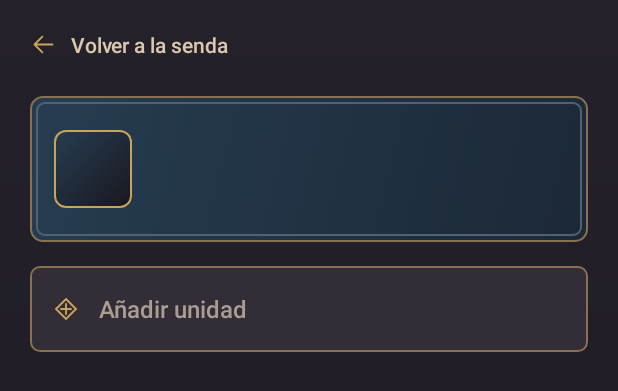
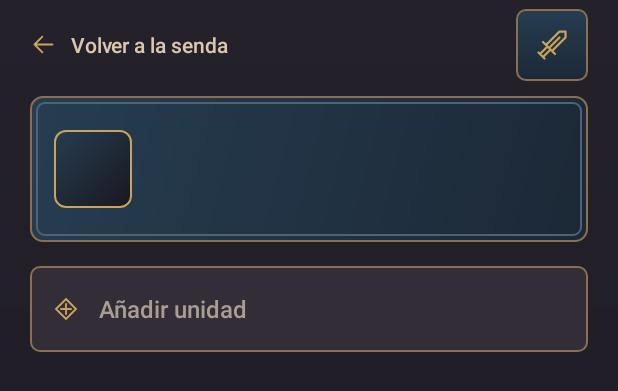
Before and after one commit to DavidSM24/FEFW-Manager, an Android app: the layout activity_unit_roster.xml on its own in the app's theme, with its tools: preview values and no code run, on a phone screen of 412 x 824 dp. Shown: the top 391 px of the screen. Run offline under Robolectric (Android 15) with nearby library versions, the phone set to English and light mode, and no system bars.

Commit message:
Abre el análisis de grupo desde un botón de espada

```diff
--- /dev/null
+++ b/app/src/main/res/drawable/ic_group_sword.xml
@@ -0,0 +1,13 @@
+<?xml version="1.0" encoding="utf-8"?>
+<vector xmlns:android="http://schemas.android.com/apk/res/android"
+    android:width="24dp"
+    android:height="24dp"
+    android:viewportWidth="24"
+    android:viewportHeight="24">
+    <path
+        android:pathData="M8,12l9,-9h4v4l-9,9 M6,10l8,8 M9,13l-5,5 M11,15l-5,5 M3,17l4,4 M10,14l7,-7"
+        android:strokeColor="@color/imperial_gold"
+        android:strokeLineCap="round"
+        android:strokeLineJoin="round"
+        android:strokeWidth="1.5" />
+</vector>
--- a/app/src/main/res/layout/activity_unit_roster.xml
+++ b/app/src/main/res/layout/activity_unit_roster.xml
@@ -9,12 +9,30 @@
     android:paddingEnd="@dimen/screen_gutter"
     android:paddingBottom="@dimen/section_gap">
 
+    <FrameLayout
+        android:layout_width="match_parent"
+        android:layout_height="wrap_content">
+
         <Button
             android:id="@+id/back_to_route"
             style="@style/Widget.FefwManager.Back"
             android:layout_width="wrap_content"
             android:layout_height="wrap_content"
+            android:layout_gravity="start|center_vertical"
+            android:layout_marginEnd="48dp"
             android:text="@string/back_to_route" />
+
+        <ImageButton
+            android:id="@+id/show_group_analysis"
+            android:layout_width="48dp"
+            android:layout_height="48dp"
+            android:layout_gravity="end|center_vertical"
+            android:background="@drawable/imperial_button_secondary"
+            android:contentDescription="@string/group_analysis_title"
+            android:enabled="false"
+            android:scaleType="center"
+            android:src="@drawable/ic_group_sword" />
+    </FrameLayout>
 
     <include
         android:id="@+id/page_header"
--- a/app/src/main/res/layout/view_group_analysis.xml
+++ b/app/src/main/res/layout/view_group_analysis.xml
@@ -1,15 +1,15 @@
 <?xml version="1.0" encoding="utf-8"?>
 <LinearLayout xmlns:android="http://schemas.android.com/apk/res/android"
-    style="@style/Widget.FefwManager.TitlePanel"
     android:layout_width="match_parent"
     android:layout_height="wrap_content"
-    android:orientation="vertical">
+    android:orientation="vertical"
+    android:padding="@dimen/panel_inset">
 
     <TextView
         android:layout_width="match_parent"
         android:layout_height="wrap_content"
         android:text="@string/group_analysis_title"
-        android:textAppearance="@style/TextAppearance.Fefw.Inscription"
+        android:textAppearance="@style/TextAppearance.Fefw.DialogTitle"
         android:textColor="@color/imperial_gold" />
 
     <TextView
--- a/app/src/main/res/values/dimens.xml
+++ b/app/src/main/res/values/dimens.xml
@@ -5,6 +5,7 @@
     <dimen name="section_gap">16dp</dimen>
     <dimen name="item_gap">10dp</dimen>
     <dimen name="panel_inset">16dp</dimen>
+    <dimen name="group_dialog_max_width">480dp</dimen>
     <dimen name="hero_height">192dp</dimen>
     <dimen name="hero_title_size">38sp</dimen>
     <dimen name="page_title_size">27sp</dimen>
```
Also changed, not shown: app/src/main/java/com/davidsm24/fefwmanager/units/UnitRosterActivity.java (+39 -6 lines), 1 other file. Lines whose indentation alone changed are shown as unchanged.
